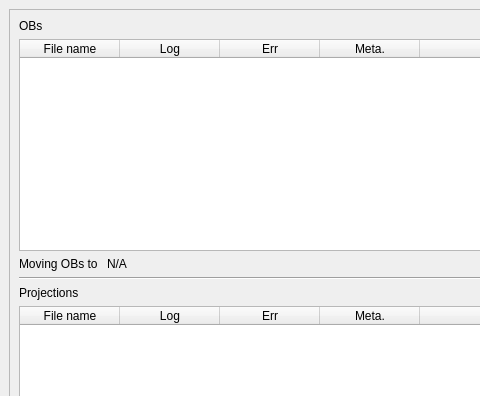
The window that src/hyperctui/ui/pre_processing_monitor.ui (ornlneutronimaging/HyperCTui) describes before a commit, drawn with Qt 5; both pictures show x 0 to 480 and y 0 to 396 of the 1117 by 559 pixel window.
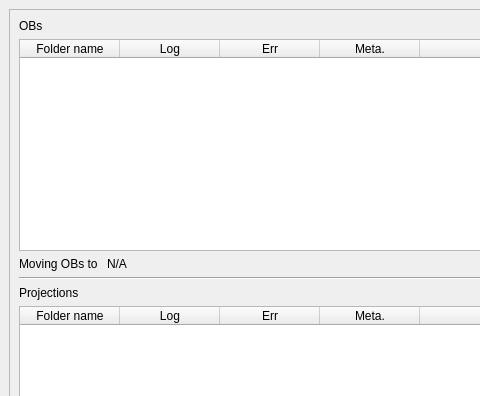
The same window after the commit.

Commit message: changed label of monitor table. this refs #58

```diff
--- a/src/hyperctui/ui/pre_processing_monitor.ui
+++ b/src/hyperctui/ui/pre_processing_monitor.ui
@@ -52,7 +52,7 @@
            </attribute>
            <column>
             <property name="text">
-             <string>File name</string>
+             <string>Folder name</string>
             </property>
            </column>
            <column>
@@ -138,7 +138,7 @@
            </attribute>
            <column>
             <property name="text">
-             <string>File name</string>
+             <string>Folder name</string>
             </property>
            </column>
            <column>
```
The commit also changes 6 other files.
